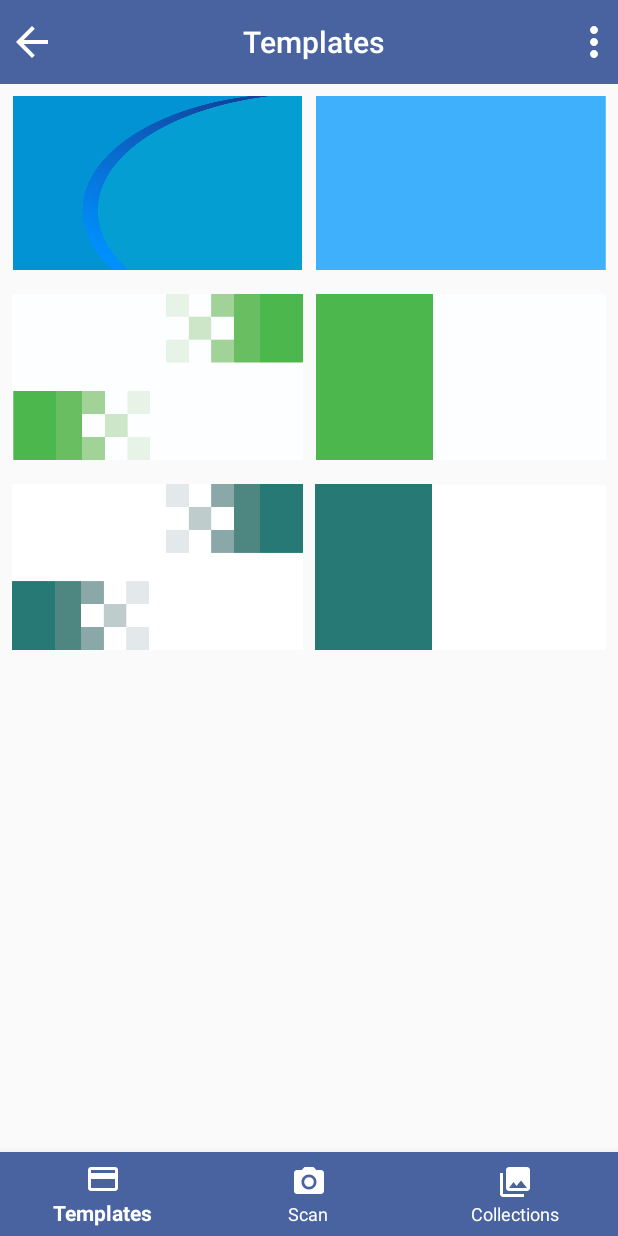
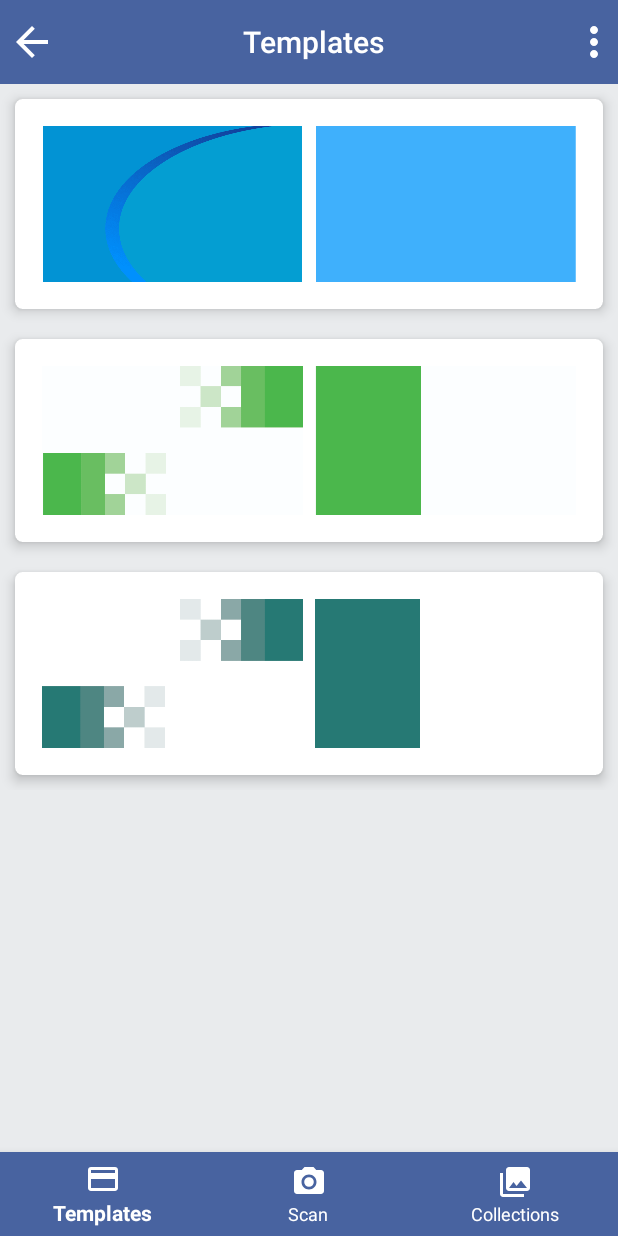
Before and after one commit to LowSpeeddevelopers/Easy_Business_Card_Final, an Android app: the TemplatesFragment screen opened directly, with no data from a screen before it, on a phone screen of 412 x 824 dp. Run offline under Robolectric (Android 15) with nearby library versions, the phone set to English and light mode, and no system bars; 2 statements that could not run were skipped.

Commit message:
fragment_template

```diff
--- a/app/src/main/res/layout/fragment_templates.xml
+++ b/app/src/main/res/layout/fragment_templates.xml
@@ -3,17 +3,26 @@
     xmlns:tools="http://schemas.android.com/tools"
     android:layout_width="match_parent"
     android:layout_height="match_parent"
+    xmlns:card_view="http://schemas.android.com/apk/res-auto"
     tools:context=".Fragments.TemplatesFragment"
-    android:orientation="vertical"
-    >
+    android:background="#E9EBED"
+    android:orientation="vertical">
     <ScrollView
         android:layout_width="match_parent"
         android:layout_height="match_parent">
+
         <LinearLayout
             android:layout_width="match_parent"
             android:layout_height="wrap_content"
             android:orientation="vertical">
-
+            <androidx.cardview.widget.CardView
+                android:layout_width="match_parent"
+                android:layout_height="match_parent"
+                android:layout_margin="10dp"
+                card_view:cardCornerRadius="5dp"
+                card_view:contentPadding="10dp"
+                card_view:cardElevation="5dp"
+                card_view:cardBackgroundColor="#fff">
                 <LinearLayout
                     android:layout_width="wrap_content"
                     android:layout_height="wrap_content"
@@ -40,6 +49,15 @@
                         />
                 </LinearLayout>
 
+            </androidx.cardview.widget.CardView>
+            <androidx.cardview.widget.CardView
+                android:layout_width="match_parent"
+                android:layout_height="match_parent"
+                android:layout_margin="10dp"
+                card_view:cardCornerRadius="5dp"
+                card_view:contentPadding="10dp"
+                card_view:cardElevation="5dp"
+                card_view:cardBackgroundColor="#fff">
                 <LinearLayout
                     android:layout_width="wrap_content"
                     android:layout_height="wrap_content"
@@ -66,6 +84,16 @@
                         />
                 </LinearLayout>
 
+            </androidx.cardview.widget.CardView>
+
+            <androidx.cardview.widget.CardView
+                android:layout_width="match_parent"
+                android:layout_height="match_parent"
+                android:layout_margin="10dp"
+                card_view:cardCornerRadius="5dp"
+                card_view:contentPadding="10dp"
+                card_view:cardElevation="5dp"
+                card_view:cardBackgroundColor="#fff">
                 <LinearLayout
                     android:layout_width="wrap_content"
                     android:layout_height="wrap_content"
@@ -92,6 +120,12 @@
                         />
                 </LinearLayout>
 
+
+            </androidx.cardview.widget.CardView>
+
+
+
+
         </LinearLayout>
 
 
--- a/build.gradle
+++ b/build.gradle
@@ -7,7 +7,7 @@ buildscript {
 
     }
     dependencies {
-        classpath 'com.android.tools.build:gradle:3.6.0'
+        classpath 'com.android.tools.build:gradle:3.6.1'
 
         // NOTE: Do not place your application dependencies here; they belong
         // in the individual module build.gradle files
```
Lines whose indentation alone changed are shown as unchanged.
